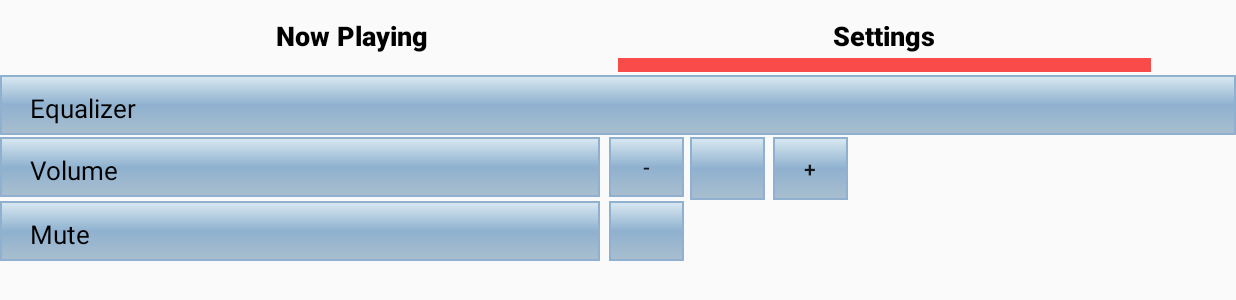
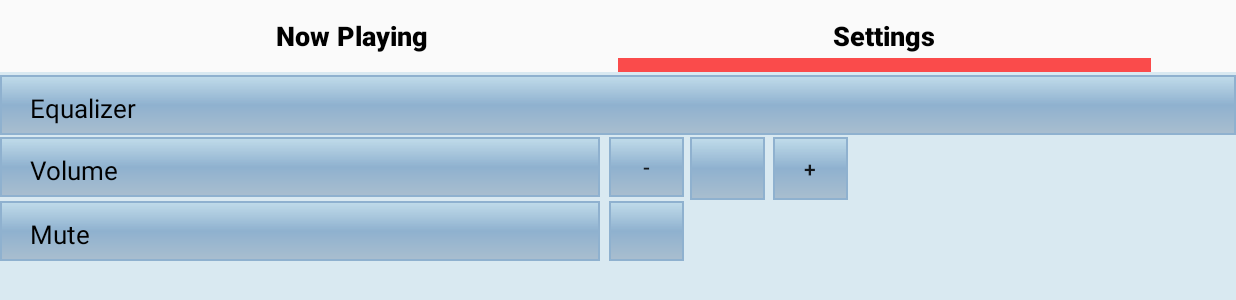
Before and after one commit to questandroiddemo/Project_Media_02, an Android app: the screen it shows after launch (MainActivity), tab 2 chosen, on a phone screen of 824 x 412 dp (held sideways). Shown: the top 300 px of the screen. Run offline under Robolectric (Android 15) with nearby library versions, the phone set to English and light mode, and no system bars.

Commit message:
Initial Commit

```diff
--- a/app/src/main/res/layout/fragment_settings_.xml
+++ b/app/src/main/res/layout/fragment_settings_.xml
@@ -3,6 +3,7 @@
     xmlns:tools="http://schemas.android.com/tools"
     android:layout_width="match_parent"
     android:layout_height="match_parent"
+    android:background="@color/Bluelight"
     tools:context=".Settings_Fragment">
 
     <!-- TODO: Update blank fragment layout -->
```
